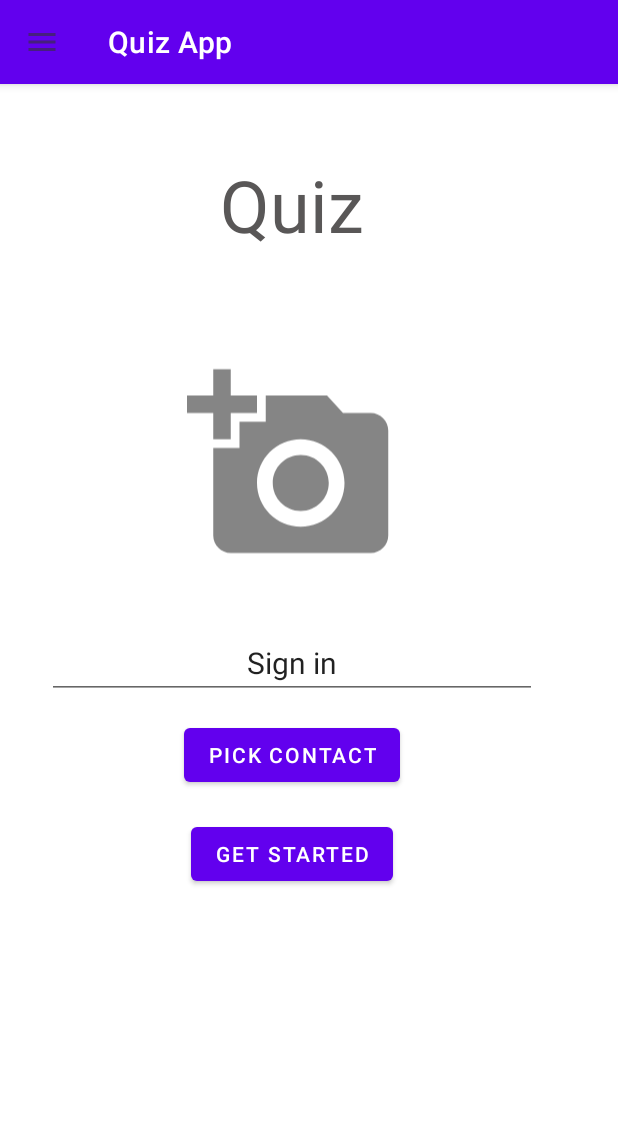
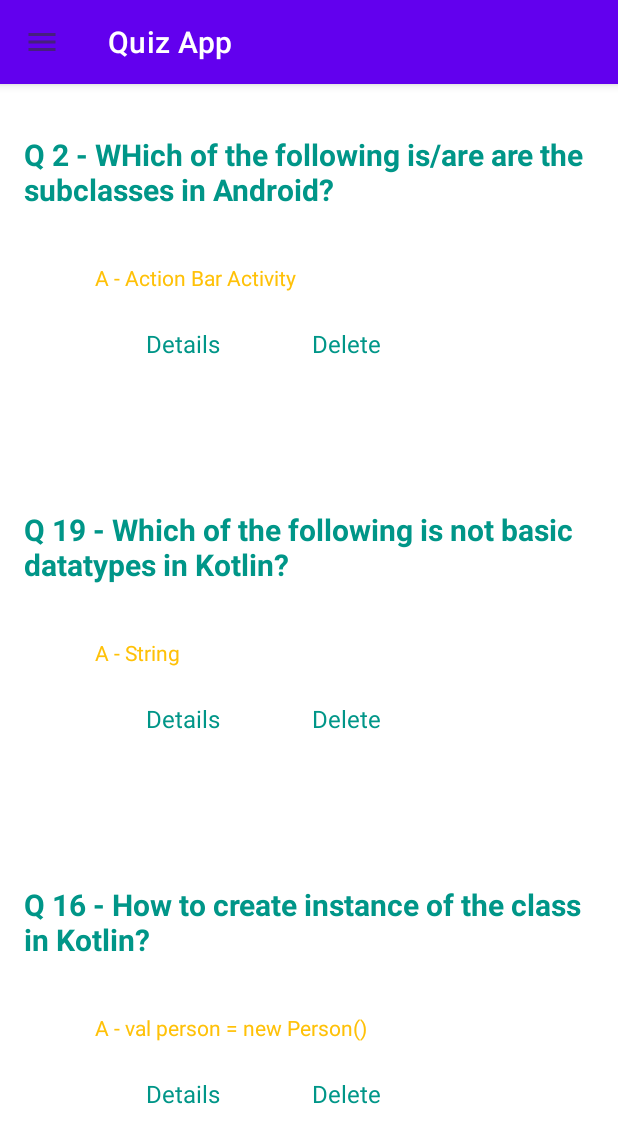
Before and after one commit to fuzibotond/Android-2021, an Android app: the screen it shows after launch (MainActivity), after a tap on "READ QUESTIONS", on a phone screen of 412 x 824 dp. Shown: the top 1143 px of the screen. Run offline under Robolectric (Android 15) with nearby library versions, the phone set to English and light mode, and no system bars; our stand-ins replace navigation-ui.

Commit message:
labor 7 recycleview added and bug fix

```diff
--- a/AndroidQuiz/app/src/main/java/com/example/quizapp/MainActivity.kt
+++ b/AndroidQuiz/app/src/main/java/com/example/quizapp/MainActivity.kt
@@ -65,7 +65,7 @@ class MainActivity : AppCompatActivity() {
                 R.id.home -> findNavController(R.id.nav_host_fragment).navigate(R.id.homeFragment)
                 R.id.quiz_time -> findNavController(R.id.nav_host_fragment).navigate(R.id.quizStartFragment)
                 R.id.profile -> findNavController(R.id.nav_host_fragment).navigate(R.id.profileFragment)
-                R.id.list_of_questions -> findNavController(R.id.nav_host_fragment).navigate(R.id.quizStartFragment)
+                R.id.list_of_questions -> findNavController(R.id.nav_host_fragment).navigate(R.id.questionListFragment)
                 R.id.new_question -> findNavController(R.id.nav_host_fragment).navigate(R.id.questionAddFragment)
             }
 
--- /dev/null
+++ b/AndroidQuiz/app/src/main/java/com/example/quizapp/models/QuestionAdapter.kt
@@ -0,0 +1,76 @@
+package com.example.quizapp.models
+
+import android.app.Activity
+import android.util.Log
+import android.view.LayoutInflater
+import android.view.View
+import android.view.ViewGroup
+import android.widget.TextView
+import androidx.navigation.Navigation.findNavController
+
+import androidx.recyclerview.widget.RecyclerView
+import com.example.quizapp.R
+
+
+
+class QuestionAdapter(
+    private val sharedViewModel:SharedViewModel
+) :
+    RecyclerView.Adapter<QuestionAdapter.DataViewHolder>() {
+
+    var counter_create: Int = 0
+    var counter_bind: Int = 0
+
+
+    // 1. user defined ViewHolder type - Embedded class!
+    inner class DataViewHolder(itemView: View) : RecyclerView.ViewHolder(itemView),
+        View.OnClickListener {
+
+        init{
+            itemView.setOnClickListener(this)
+        }
+        override fun onClick(p0: View?) {
+            val currentPosition = this.adapterPosition
+            Log.d("xxxx", "AdapterPosition: $currentPosition")
+//            listener.onItemClick(currentPosition)
+        }
+    }
+
+
+    // 2. Called only a few times = number of items on screen + a few more ones
+    override fun onCreateViewHolder(parent: ViewGroup, viewType: Int): DataViewHolder {
+
+        val itemView =
+            LayoutInflater.from(parent.context).inflate(R.layout.item_layout, parent, false)
+        ++counter_create
+        Log.d("xxx", "onCreateViewHolder: $counter_create")
+        val question = sharedViewModel.getQuestion(counter_create)
+        val tvQuestion: TextView = itemView.findViewById(R.id.tv_question)
+        tvQuestion.text = question?.text
+        val tvAnswer:TextView = itemView.findViewById(R.id.tv_answer)
+        tvAnswer.text = question?.answers?.get(0)
+        val tvDetails:TextView = itemView.findViewById(R.id.tv_details)
+        tvDetails.setOnClickListener {
+            question?.let { it1 -> sharedViewModel.saveDetailsQuestion(it1) }
+            findNavController(parent.context as Activity, R.id.nav_host_fragment).navigate(R.id.detailsFragment)
+            Log.d("xxx", "Details")
+        }
+        val tvDelete: TextView = itemView.findViewById(R.id.tv_delete)
+        tvDelete.setOnClickListener {
+            Log.d("xxx", "Delete")
+        }
+        return DataViewHolder(itemView)
+    }
+
+    // 3. Called many times, when we scroll the list
+    override fun onBindViewHolder(holder: DataViewHolder, position: Int) {
+        ++counter_bind
+        Log.d("xxx", "onBindViewHolder: $counter_bind")
+    }
+
+    override fun getItemCount(): Int {
+       return sharedViewModel.getQuestions().size
+    }
+
+
+}
--- a/AndroidQuiz/app/src/main/java/com/example/quizapp/models/SharedViewModel.kt
+++ b/AndroidQuiz/app/src/main/java/com/example/quizapp/models/SharedViewModel.kt
@@ -26,7 +26,24 @@ class SharedViewModel : ViewModel() {
     val quizController = _quizController
     private var _imgProfilePic = MutableLiveData<Bitmap>()
     val imgProfilePic = _imgProfilePic
+    private var _questionNum = MutableLiveData(0)
+    val questionNum = _questionNum
+    private var _detailsQuestion = MutableLiveData<Question>()
+    val detailsQuestion = _detailsQuestion
 
+    fun saveDetailsQuestion(question:Question){
+        _detailsQuestion.value = question
+    }
+    fun getDetailsQuestion():Question{
+        return detailsQuestion.value!!
+    }
+
+    fun saveSize(){
+        _questionNum.value = questions.value!!.size
+    }
+    fun getSize():Int{
+        return questionNum.value!!
+    }
     fun getScore():Int{
         return score.value!!
     }
@@ -50,9 +67,7 @@ class SharedViewModel : ViewModel() {
         if (_quizController.value == null){
             val newQuizController = QuizController(context)
             _quizController.value = newQuizController
-
         }
-
         setQuizController()
     }
     fun setQuizController(){
@@ -83,5 +98,10 @@ class SharedViewModel : ViewModel() {
             _questions.value = temp
 
         }
+        saveSize()
+    }
+
+    fun getQuestion(counterCreate: Int): Question? {
+        return questions.value?.get(counterCreate)
     }
 }
--- a/AndroidQuiz/app/src/main/java/com/example/quizapp/quiz/HomeFragment.kt
+++ b/AndroidQuiz/app/src/main/java/com/example/quizapp/quiz/HomeFragment.kt
@@ -8,8 +8,10 @@ import android.view.ViewGroup
 import android.widget.Button
 import android.widget.ImageView
 import android.widget.TextView
+import androidx.fragment.app.activityViewModels
 import androidx.navigation.fragment.findNavController
 import com.example.quizapp.R
+import com.example.quizapp.models.SharedViewModel
 
 
 class HomeFragment : Fragment() {
@@ -19,10 +21,10 @@ class HomeFragment : Fragment() {
     lateinit var btnTestYourSkills:Button
     lateinit var btnReadQuestions:Button
     lateinit var btnCreateQuestions:Button
+    private val sharedViewModel:SharedViewModel by activityViewModels()
 
     override fun onCreate(savedInstanceState: Bundle?) {
         super.onCreate(savedInstanceState)
-
     }
 
     private fun initialize() {
@@ -31,10 +33,12 @@ class HomeFragment : Fragment() {
         btnTestYourSkills = viewLayout.findViewById(R.id.btn_test_your_skills)
         btnReadQuestions = viewLayout.findViewById((R.id.btn_read_questions))
         btnCreateQuestions = viewLayout.findViewById(R.id.btn_create_questions)
+        sharedViewModel.saveQuizController(requireActivity())
+
     }
     private fun setListeners(){
         btnReadQuestions.setOnClickListener {
-            findNavController().navigate(R.id.action_homeFragment_to_quizStartFragment)
+            findNavController().navigate(R.id.action_homeFragment_to_questionListFragment)
         }
         btnCreateQuestions.setOnClickListener {
             findNavController().navigate(R.id.action_homeFragment_to_questionAddFragment)
--- /dev/null
+++ b/AndroidQuiz/app/src/main/java/com/example/quizapp/quiz/QuestionListFragment.kt
@@ -0,0 +1,40 @@
+package com.example.quizapp.quiz
+
+import android.os.Bundle
+import android.util.Log
+import androidx.fragment.app.Fragment
+import android.view.LayoutInflater
+import android.view.View
+import android.view.ViewGroup
+import androidx.fragment.app.activityViewModels
+import androidx.navigation.fragment.findNavController
+import androidx.recyclerview.widget.LinearLayoutManager
+import androidx.recyclerview.widget.RecyclerView
+import com.example.quizapp.R
+import com.example.quizapp.models.QuestionAdapter
+import com.example.quizapp.models.SharedViewModel
+
+
+class QuestionListFragment : Fragment() {
+    lateinit var viewLayout:View
+    private val sharedViewModel: SharedViewModel by activityViewModels()
+
+    override fun onCreateView(
+        inflater: LayoutInflater, container: ViewGroup?,
+        savedInstanceState: Bundle?
+    ): View? {
+        viewLayout = inflater.inflate(R.layout.fragment_question_list, container, false)
+        Log.d("xxx", "ListFragment - onCreateView")
+
+        val adapter = QuestionAdapter(sharedViewModel)
+        val recycler_view : RecyclerView = viewLayout.findViewById(R.id.recycler_view)
+        recycler_view.adapter = adapter
+        recycler_view.layoutManager = LinearLayoutManager(this.context )
+        recycler_view.setHasFixedSize(true)
+        return viewLayout
+    }
+    fun onItemClick(position: Int) {
+//        findNavController().navigate(R.id.action_listFragment_to_detailFragment)
+        Log.d("xxx", "AdapterPosition: $position")
+    }
+}
--- a/AndroidQuiz/app/src/main/res/layout/activity_main.xml
+++ b/AndroidQuiz/app/src/main/res/layout/activity_main.xml
@@ -40,12 +40,12 @@
                     android:elevation="0dp" />
 
             </com.google.android.material.appbar.AppBarLayout>
+
             <fragment
                 android:id="@+id/nav_host_fragment"
                 android:name="androidx.navigation.fragment.NavHostFragment"
-                android:layout_width="390dp"
-                android:layout_height="639dp"
-                android:layout_marginBottom="88dp"
+                android:layout_width="match_parent"
+                android:layout_height="match_parent"
                 app:defaultNavHost="true"
                 app:layout_constraintBottom_toBottomOf="parent"
                 app:layout_constraintEnd_toEndOf="parent"
--- /dev/null
+++ b/AndroidQuiz/app/src/main/res/layout/fragment_question_list.xml
@@ -0,0 +1,24 @@
+<?xml version="1.0" encoding="utf-8"?>
+<FrameLayout xmlns:android="http://schemas.android.com/apk/res/android"
+    xmlns:app="http://schemas.android.com/apk/res-auto"
+    xmlns:tools="http://schemas.android.com/tools"
+    android:layout_width="match_parent"
+    android:layout_height="match_parent"
+    tools:context=".quiz.QuestionListFragment">
+
+    <androidx.recyclerview.widget.RecyclerView
+        android:id="@+id/recycler_view"
+        android:layout_width="match_parent"
+        android:layout_height="match_parent"
+        android:layout_marginStart="16dp"
+        android:layout_marginTop="16dp"
+        android:layout_marginEnd="16dp"
+        android:layout_marginBottom="16dp"
+        app:layout_constraintBottom_toBottomOf="parent"
+        app:layout_constraintEnd_toEndOf="parent"
+        app:layout_constraintStart_toStartOf="parent"
+        app:layout_constraintTop_toTopOf="parent"
+        tools:itemCount="10"
+        tools:listitem="@layout/item_layout" />
+
+</FrameLayout>
--- /dev/null
+++ b/AndroidQuiz/app/src/main/res/layout/item_layout.xml
@@ -0,0 +1,76 @@
+<?xml version="1.0" encoding="utf-8"?>
+<RelativeLayout
+        xmlns:android="http://schemas.android.com/apk/res/android"
+        xmlns:app="http://schemas.android.com/apk/res-auto"
+        xmlns:tools="http://schemas.android.com/tools"
+        android:layout_width="match_parent"
+        android:layout_height="250dp"
+        tools:layout_editor_absoluteX="1dp"
+        tools:layout_editor_absoluteY="178dp">
+
+    <TextView
+        android:id="@+id/tv_question"
+        android:layout_width="wrap_content"
+        android:layout_height="wrap_content"
+        android:layout_alignParentTop="true"
+        android:layout_centerHorizontal="true"
+        android:layout_marginTop="73dp"
+        android:text="TextView"
+        android:textColor="#009688"
+        android:textSize="20sp"
+        android:textStyle="bold"
+        app:layout_constraintEnd_toEndOf="parent"
+        app:layout_constraintHorizontal_bias="0.527"
+        app:layout_constraintStart_toStartOf="parent"
+        tools:ignore="MissingConstraints"
+        tools:layout_editor_absoluteY="60dp" />
+
+    <TextView
+        android:id="@+id/tv_answer"
+        android:layout_width="wrap_content"
+        android:layout_height="wrap_content"
+        android:layout_below="@+id/tv_question"
+        android:layout_alignParentStart="true"
+        android:layout_centerHorizontal="true"
+        android:layout_marginStart="47dp"
+        android:layout_marginTop="35dp"
+        android:text="TextView"
+        android:textColor="#FFC107"
+        app:layout_constraintEnd_toEndOf="parent"
+        app:layout_constraintHorizontal_bias="0.322"
+        app:layout_constraintStart_toStartOf="parent"
+        app:layout_constraintTop_toBottomOf="@+id/tv_question"
+        tools:ignore="MissingConstraints" />
+
+    <TextView
+        android:id="@+id/tv_details"
+        android:layout_width="wrap_content"
+        android:layout_height="wrap_content"
+        android:layout_below="@+id/tv_answer"
+        android:layout_alignParentStart="true"
+        android:layout_centerHorizontal="true"
+        android:layout_marginStart="81dp"
+        android:layout_marginTop="23dp"
+        android:text="@string/details"
+        android:textColor="#009688"
+        android:textSize="16sp"
+        app:layout_constraintTop_toBottomOf="@+id/tv_answer"
+        tools:ignore="MissingConstraints"
+        tools:layout_editor_absoluteX="114dp" />
+
+    <TextView
+        android:id="@+id/tv_delete"
+        android:layout_width="wrap_content"
+        android:layout_height="wrap_content"
+        android:layout_below="@+id/tv_answer"
+        android:layout_marginStart="61dp"
+        android:layout_marginTop="23dp"
+        android:layout_toEndOf="@+id/tv_details"
+        android:text="@string/delete"
+        android:textColor="#009688"
+        android:textSize="16sp"
+        app:layout_constraintStart_toEndOf="@+id/tv_details"
+        app:layout_constraintTop_toBottomOf="@+id/tv_answer" />
+
+
+</RelativeLayout>
--- a/AndroidQuiz/app/src/main/res/navigation/quiz_nav_graph.xml
+++ b/AndroidQuiz/app/src/main/res/navigation/quiz_nav_graph.xml
@@ -43,6 +43,9 @@
         <action
             android:id="@+id/action_homeFragment_to_questionAddFragment"
             app:destination="@id/questionAddFragment" />
+        <action
+            android:id="@+id/action_homeFragment_to_questionListFragment"
+            app:destination="@id/questionListFragment" />
     </fragment>
     <fragment
         android:id="@+id/profileFragment"
@@ -53,4 +56,22 @@
         android:name="com.example.quizapp.quiz.QuestionAddFragment"
         android:label="fragment_question_add"
         tools:layout="@layout/fragment_question_add" />
+    <fragment
+        android:id="@+id/questionListFragment"
+        android:name="com.example.quizapp.quiz.QuestionListFragment"
+        android:label="fragment_question_list"
+        tools:layout="@layout/fragment_question_list" >
+        <action
+            android:id="@+id/action_questionListFragment_to_detailsFragment"
+            app:destination="@id/detailsFragment" />
+    </fragment>
+    <fragment
+        android:id="@+id/detailsFragment"
+        android:name="com.example.quizapp.quiz.DetailsFragment"
+        android:label="fragment_details"
+        tools:layout="@layout/fragment_details" >
+        <action
+            android:id="@+id/action_detailsFragment_to_questionListFragment"
+            app:destination="@id/questionListFragment" />
+    </fragment>
 </navigation>
--- a/AndroidQuiz/app/src/main/res/values/strings.xml
+++ b/AndroidQuiz/app/src/main/res/values/strings.xml
@@ -23,4 +23,7 @@
     <string name="new_question">New question</string>
     <string name="edit_name">Edit name</string>
     <string name="answers">Answers</string>
+    <string name="details">Details</string>
+    <string name="delete">Delete</string>
+    <string name="back">Back</string>
 </resources>
```
Also changed, not shown: AndroidQuiz/app/src/main/java/com/example/quizapp/quiz/DetailsFragment.kt (added, +58 -0 lines), AndroidQuiz/app/src/main/java/com/example/quizapp/quiz/QuestionFragment.kt (+58 -69 lines), AndroidQuiz/app/src/main/java/com/example/quizapp/quiz/QuizEndFragment.kt (+20 -0 lines), AndroidQuiz/app/src/main/res/layout/fragment_details.xml (added, +75 -0 lines).
